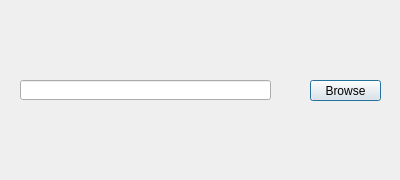
This is test.ui in ivstarkov/CS50-Final-Project as Qt 5 draws it before an edit. The edited form follows.
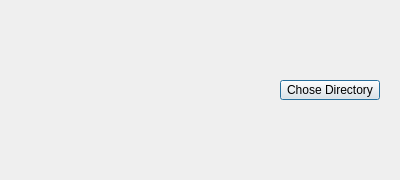
This is the edited form.

```diff
--- a/test.ui
+++ b/test.ui
@@ -13,27 +13,30 @@
   <property name="windowTitle">
    <string>Dialog</string>
   </property>
-  <widget class="QLineEdit" name="file_name">
-   <property name="geometry">
-    <rect>
-     <x>20</x>
-     <y>80</y>
-     <width>251</width>
-     <height>20</height>
-    </rect>
-   </property>
-  </widget>
   <widget class="QPushButton" name="browse">
    <property name="geometry">
     <rect>
-     <x>310</x>
+     <x>280</x>
      <y>80</y>
-     <width>71</width>
-     <height>21</height>
+     <width>100</width>
+     <height>20</height>
     </rect>
    </property>
    <property name="text">
-    <string>Browse</string>
+    <string>Chose Directory</string>
+   </property>
+  </widget>
+  <widget class="QLabel" name="file_name">
+   <property name="geometry">
+    <rect>
+     <x>20</x>
+     <y>80</y>
+     <width>250</width>
+     <height>20</height>
+    </rect>
+   </property>
+   <property name="text">
+    <string/>
    </property>
   </widget>
  </widget>
```
